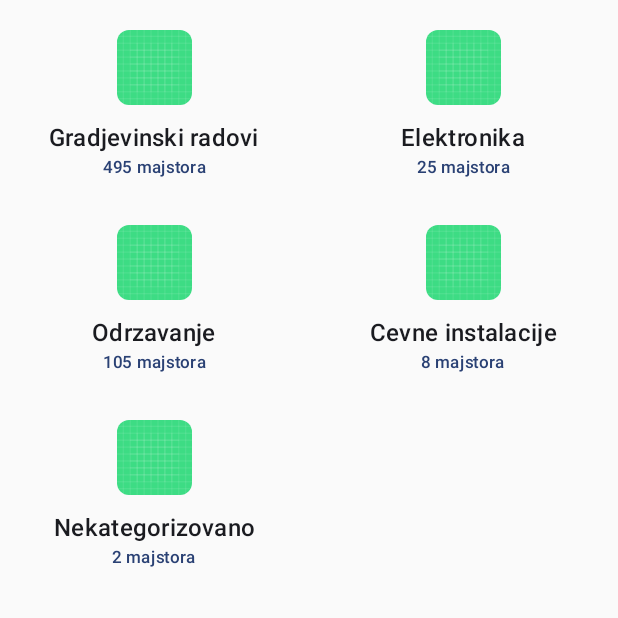
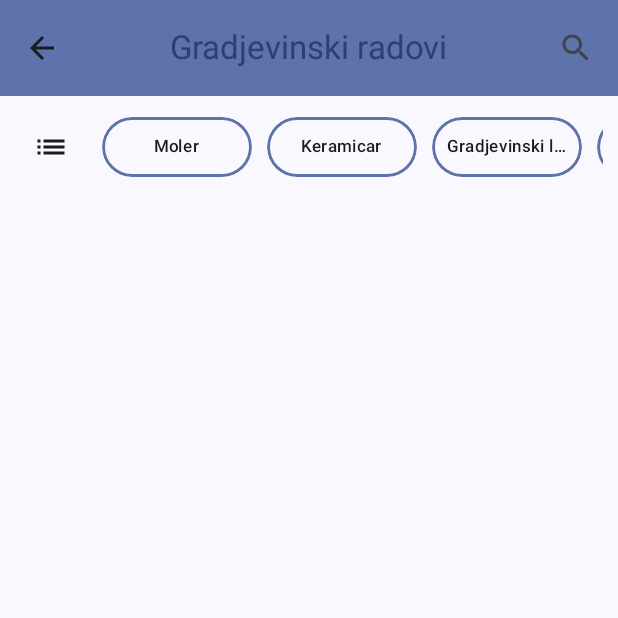
Before and after one commit to nikolakrstic99/Majstor, an Android app built with Jetpack Compose: the screen it shows after launch (MainActivity), on a phone screen of 412 x 824 dp, the top half of it. Run offline under Robolectric (Android 15) with nearby library versions, the phone set to English and light mode, and no system bars.

Commit message:
add repairmen search screen

```diff
--- a/AndroidApp/app/src/main/java/com/master/app/MainActivity.kt
+++ b/AndroidApp/app/src/main/java/com/master/app/MainActivity.kt
@@ -7,10 +7,11 @@ import androidx.activity.enableEdgeToEdge
 import com.master.app.data.model.Blog
 import com.master.app.data.model.BlogInfo
 import com.master.app.data.model.RepairmentCategory
-import com.master.app.ui.compose.blog.BlogPreview
-import com.master.app.ui.compose.blog.BlogScreen
-import com.master.app.ui.compose.repairment.RepairmentCategoryList
-import com.master.app.ui.compose.repairment.exampleCategoryList
+import com.master.app.ui.blog.BlogPreview
+import com.master.app.ui.blog.BlogScreen
+import com.master.app.ui.repairment.RepairmenSearchScreen
+import com.master.app.ui.repairment.RepairmentCategoryList
+import com.master.app.ui.repairment.exampleCategoryList
 import com.master.app.ui.theme.AndroidAppTheme
 
 class MainActivity : ComponentActivity() {
@@ -20,7 +21,15 @@ class MainActivity : ComponentActivity() {
         enableEdgeToEdge()
         setContent {
             AndroidAppTheme {
-                RepairmentCategoryList(repairmentCategories = exampleCategoryList)
+                RepairmenSearchScreen(
+                    RepairmentCategory(
+                        1,
+                        "Gradjevinski radovi",
+                        136,
+                        "pictureURL"
+                    ),
+                    listOf()
+                )
             }
         }
     }
--- a/AndroidApp/app/src/main/java/com/master/app/data/model/RepairmentCategory.kt
+++ b/AndroidApp/app/src/main/java/com/master/app/data/model/RepairmentCategory.kt
@@ -1,5 +1,7 @@
 package com.master.app.data.model
 
+// Should be used for both general repairment category (e.g. Construction or Electronics),
+// and for it's subcategories (e.g. Parquet and Ceramics of Construction category).
 data class RepairmentCategory(
     val id: Int,
     val name: String,
--- a/AndroidApp/app/src/main/java/com/master/app/ui/compose/blog/BlogScreen.kt
+++ b/AndroidApp/app/src/main/java/com/master/app/ui/blog/BlogScreen.kt
@@ -1,4 +1,4 @@
-package com.master.app.ui.compose.blog
+package com.master.app.ui.blog
 
 import androidx.compose.foundation.Image
 import androidx.compose.foundation.layout.Arrangement
--- /dev/null
+++ b/AndroidApp/app/src/main/java/com/master/app/ui/component/ClippedIconButton.kt
@@ -0,0 +1,62 @@
+package com.master.app.ui.component
+
+import androidx.compose.foundation.background
+import androidx.compose.foundation.border
+import androidx.compose.foundation.clickable
+import androidx.compose.foundation.layout.Arrangement
+import androidx.compose.foundation.layout.Box
+import androidx.compose.foundation.layout.Row
+import androidx.compose.foundation.layout.fillMaxSize
+import androidx.compose.foundation.layout.padding
+import androidx.compose.material3.MaterialTheme
+import androidx.compose.material3.Surface
+import androidx.compose.material3.Text
+import androidx.compose.runtime.Composable
+import androidx.compose.ui.Alignment
+import androidx.compose.ui.Modifier
+import androidx.compose.ui.draw.clip
+import androidx.compose.ui.graphics.Color
+import androidx.compose.ui.text.style.TextOverflow
+import androidx.compose.ui.tooling.preview.Preview
+import androidx.compose.ui.unit.dp
+import com.master.app.ui.theme.AndroidAppTheme
+
+@Composable
+fun ClippedIconButton(
+    text: String,
+    onClick: () -> Unit,
+    modifier: Modifier = Modifier,
+) {
+    Box(
+        contentAlignment = Alignment.Center,
+        modifier = modifier
+            .clickable(onClick = onClick)
+            .clip(MaterialTheme.shapes.extraLarge)
+            .border(
+                1.5.dp,
+                MaterialTheme.colorScheme.primaryContainer,
+                MaterialTheme.shapes.extraLarge
+            )
+            .fillMaxSize()
+    ) {
+        Text(
+            text = text,
+            color = MaterialTheme.colorScheme.onBackground,
+            style = MaterialTheme.typography.labelSmall,
+            maxLines = 1,
+            overflow = TextOverflow.Ellipsis,
+            modifier = Modifier.padding(10.dp)
+        )
+    }
+}
+
+@Preview(showBackground = true)
+@Composable
+private fun ClippedIconButtonPreview() {
+    AndroidAppTheme {
+        ClippedIconButton(
+            "Moler",
+            {}
+        )
+    }
+}
--- /dev/null
+++ b/AndroidApp/app/src/main/java/com/master/app/ui/repairment/RepairmenSearchScreen.kt
@@ -0,0 +1,124 @@
+package com.master.app.ui.repairment
+
+import androidx.compose.foundation.background
+import androidx.compose.foundation.horizontalScroll
+import androidx.compose.foundation.layout.Arrangement
+import androidx.compose.foundation.layout.Column
+import androidx.compose.foundation.layout.Row
+import androidx.compose.foundation.layout.fillMaxWidth
+import androidx.compose.foundation.layout.padding
+import androidx.compose.foundation.layout.size
+import androidx.compose.foundation.rememberScrollState
+import androidx.compose.material.icons.Icons
+import androidx.compose.material.icons.filled.ArrowBack
+import androidx.compose.material.icons.filled.List
+import androidx.compose.material.icons.filled.Menu
+import androidx.compose.material.icons.filled.Search
+import androidx.compose.material.icons.filled.Settings
+import androidx.compose.material3.CenterAlignedTopAppBar
+import androidx.compose.material3.ExperimentalMaterial3Api
+import androidx.compose.material3.Icon
+import androidx.compose.material3.IconButton
+import androidx.compose.material3.MaterialTheme
+import androidx.compose.material3.Scaffold
+import androidx.compose.material3.Text
+import androidx.compose.material3.TopAppBarDefaults
+import androidx.compose.runtime.Composable
+import androidx.compose.ui.Alignment
+import androidx.compose.ui.Modifier
+import androidx.compose.ui.text.style.TextOverflow
+import androidx.compose.ui.tooling.preview.Preview
+import androidx.compose.ui.unit.dp
+import com.master.app.data.model.Repairman
+import com.master.app.data.model.RepairmentCategory
+import com.master.app.ui.component.ClippedIconButton
+import com.master.app.ui.theme.AndroidAppTheme
+
+@OptIn(ExperimentalMaterial3Api::class)
+@Composable
+fun RepairmenSearchScreen(
+    repairmentCategory: RepairmentCategory,
+    repairmen: List<Repairman>,
+    modifier: Modifier = Modifier
+) {
+    val selectedFilters = listOf("Moler", "Keramicar", "Gradjevinski limar", "Tesar", "Secenje i Busenje")
+
+    Scaffold(
+        topBar = {
+            CenterAlignedTopAppBar(
+                colors = TopAppBarDefaults.topAppBarColors(
+                    containerColor = MaterialTheme.colorScheme.primaryContainer,
+                    titleContentColor = MaterialTheme.colorScheme.primary,
+                ),
+                title = {
+                    Text(
+                        text = repairmentCategory.name,
+                        maxLines = 1,
+                        overflow = TextOverflow.Ellipsis
+                    )
+                },
+                navigationIcon = {
+                    IconButton(onClick = { /* do something */ }) {
+                        Icon(
+                            imageVector = Icons.Filled.ArrowBack,
+                            contentDescription = "Go back"
+                        )
+                    }
+                },
+                actions = {
+                    IconButton(onClick = { /* do something */ }) {
+                        Icon(
+                            imageVector = Icons.Filled.Search,
+                            contentDescription = "Search for repairmen"
+                        )
+                    }
+                },
+                scrollBehavior = TopAppBarDefaults.pinnedScrollBehavior()
+            )
+        },
+    ) {
+        Column(
+            modifier = Modifier.padding(it)
+        ) {
+            val scrollState = rememberScrollState()
+            Row(
+                verticalAlignment = Alignment.CenterVertically,
+                horizontalArrangement = Arrangement.spacedBy(10.dp),
+                modifier = Modifier
+                    .fillMaxWidth()
+                    .padding(10.dp)
+                    .horizontalScroll(scrollState)
+            ) {
+                IconButton(onClick = { /* do something */ }) {
+                    Icon(
+                        imageVector = Icons.Filled.List,
+                        contentDescription = "Search for repairmen"
+                    )
+                }
+                selectedFilters.forEach {
+                    ClippedIconButton(
+                        text = it,
+                        onClick = { /*TODO*/ },
+                        Modifier.size(width = 100.dp, height = 40.dp)
+                    )
+                }
+            }
+        }
+    }
+}
+
+@Preview(showBackground = true)
+@Composable
+fun RepairmenSearchScreenPreview() {
+    AndroidAppTheme {
+        RepairmenSearchScreen(
+            RepairmentCategory(
+                1,
+                "Gradjevinski radovi",
+                136,
+                "pictureURL"
+            ),
+            listOf()
+        )
+    }
+}
--- a/AndroidApp/app/src/main/java/com/master/app/ui/compose/repairment/RepairmentCategoryList.kt
+++ b/AndroidApp/app/src/main/java/com/master/app/ui/repairment/RepairmentCategoryList.kt
@@ -1,4 +1,4 @@
-package com.master.app.ui.compose.repairment
+package com.master.app.ui.repairment
 
 import androidx.compose.foundation.lazy.grid.GridCells
 import androidx.compose.foundation.lazy.grid.LazyVerticalGrid
--- a/AndroidApp/app/src/main/java/com/master/app/ui/compose/repairment/RepairmentCategoryPreview.kt
+++ b/AndroidApp/app/src/main/java/com/master/app/ui/repairment/RepairmentCategoryPreview.kt
@@ -1,4 +1,4 @@
-package com.master.app.ui.compose.repairment
+package com.master.app.ui.repairment
 
 import androidx.compose.foundation.Image
 import androidx.compose.foundation.background
```
Also changed, not shown: AndroidApp/app/src/main/java/com/master/app/data/model/Repairman.kt (added, +8 -0 lines), AndroidApp/app/src/main/java/com/master/app/ui/blog/BlogList.kt (renamed from AndroidApp/app/src/main/java/com/master/app/ui/compose/blog/BlogList.kt, +7 -2 lines), AndroidApp/app/src/main/java/com/master/app/ui/blog/BlogPreview.kt (renamed from AndroidApp/app/src/main/java/com/master/app/ui/compose/blog/BlogPreview.kt, +22 -6 lines).
